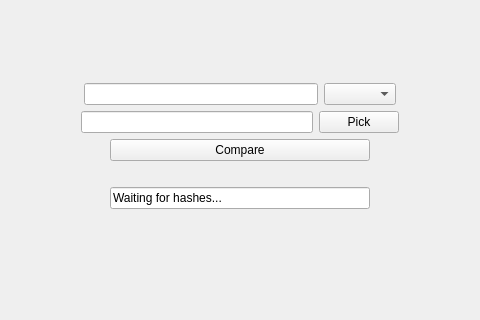
Above: ui/mainwindow.ui from Caperean/Husher before the change; both pictures show x 160 to 640 and y 154 to 474 of the 800 by 600 pixel window. Below: the same form after it.
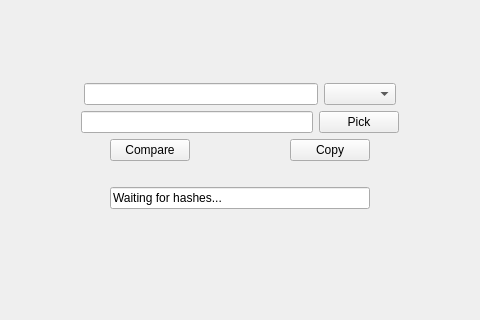
That is the form after the change.

```diff
--- a/ui/mainwindow.ui
+++ b/ui/mainwindow.ui
@@ -126,6 +126,8 @@
       <item>
        <layout class="QVBoxLayout" name="verticalLayout_3">
         <item>
+         <layout class="QHBoxLayout" name="horizontalLayout_4">
+          <item>
          <widget class="QPushButton" name="compareBtn">
           <property name="text">
            <string>Compare</string>
@@ -133,11 +135,37 @@
          </widget>
         </item>
         <item>
+           <spacer name="horizontalSpacer_8">
+            <property name="orientation">
+             <enum>Qt::Orientation::Horizontal</enum>
+            </property>
+            <property name="sizeHint" stdset="0">
+             <size>
+              <width>40</width>
+              <height>20</height>
+             </size>
+            </property>
+           </spacer>
+          </item>
+          <item>
+           <widget class="QPushButton" name="copyBtn">
+            <property name="text">
+             <string>Copy</string>
+            </property>
+           </widget>
+          </item>
+         </layout>
+        </item>
+        <item>
+         <layout class="QVBoxLayout" name="verticalLayout_2">
+          <item alignment="Qt::AlignmentFlag::AlignHCenter|Qt::AlignmentFlag::AlignVCenter">
          <widget class="QLabel" name="statusView">
           <property name="text">
            <string/>
           </property>
          </widget>
+          </item>
+         </layout>
         </item>
         <item>
          <widget class="QLineEdit" name="info">
```
Lines whose indentation alone changed are shown as unchanged.
